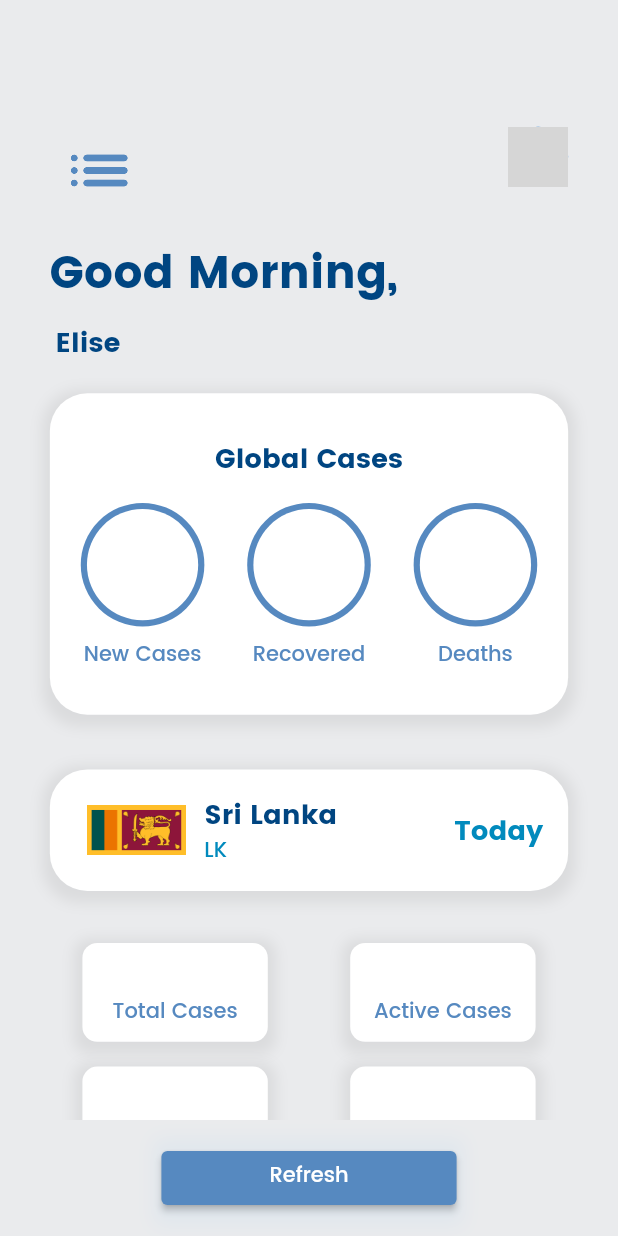
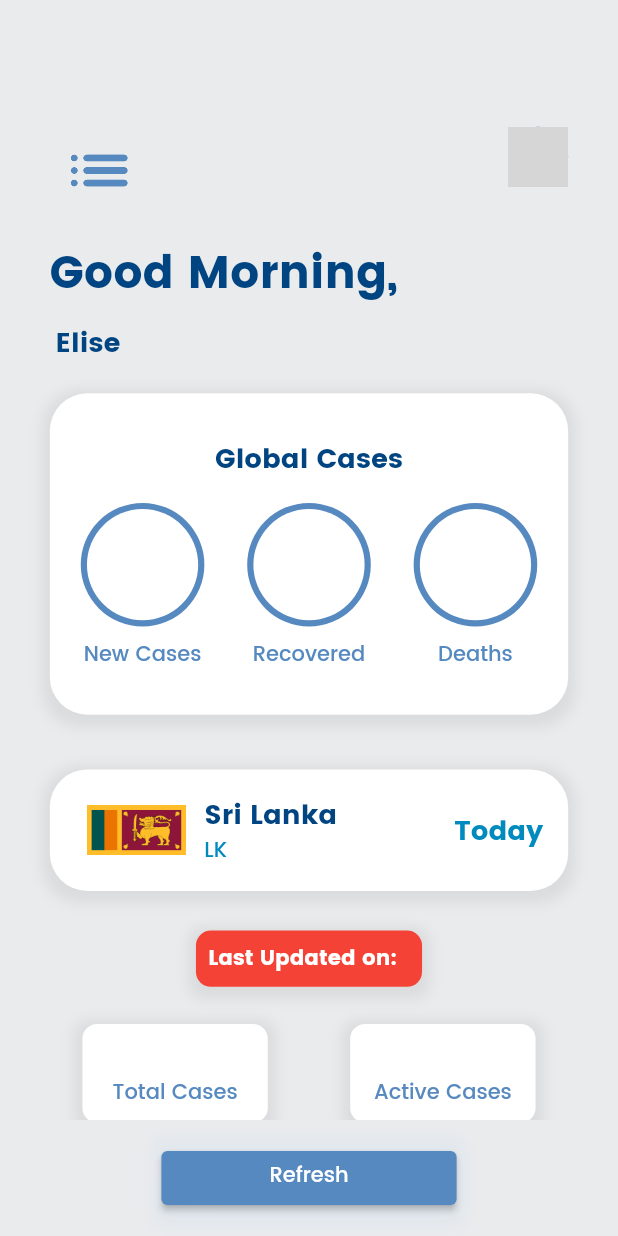
Before and after one commit to KanishaLiyanage/covid-now-lk-flutter, a Flutter app: the screen it shows after launch, on a phone screen of 412 x 824 dp. Run offline on Flutter 3.47's test engine with Material 2 defaults, Android fonts, the phone set to English and light mode, and no system bars; our stand-ins replace dio, geolocator; network calls fail; grey boxes are pictures that could not be loaded.

Commit message:
ui updated

```diff
--- a/lib/screens/home.dart
+++ b/lib/screens/home.dart
@@ -3,6 +3,7 @@ import 'package:dio/dio.dart';
 
 import '../widgets/globalCard.dart';
 import '../widgets/lkCard.dart';
+import '../widgets/updateTimeCard.dart';
 import '../widgets/localCard.dart';
 
 class HomeScreen extends StatefulWidget {
@@ -20,6 +21,7 @@ class _HomeScreenState extends State<HomeScreen> {
   var localActiveCases = "";
   var localNewCases = "";
   var localDeaths = "";
+  String upTime = "";
 
   var url = "https://www.hpb.health.gov.lk/api/get-current-statistical";
 
@@ -42,6 +44,7 @@ class _HomeScreenState extends State<HomeScreen> {
               response.data['data']['local_active_cases'].toString();
           localNewCases = response.data['data']['local_new_cases'].toString();
           localDeaths = response.data['data']['local_new_deaths'].toString();
+          upTime = response.data['data']['update_date_time'];
         });
 
         print(localNewCases);
@@ -176,6 +179,9 @@ class _HomeScreenState extends State<HomeScreen> {
                         globalDeaths: globalDeaths),
                     SizedBox(height: 0.02 * size.height),
                     const LKCard(),
+                    SizedBox(height: 0.02 * size.height),
+                    UpdatedTimeCard(updatedTime: upTime),
+                    //SizedBox(height: 0.02 * size.height),
                     LocalCasesCard(
                         localTotalCases: localTotalCases,
                         localNewCases: localNewCases,
--- /dev/null
+++ b/lib/widgets/updateTimeCard.dart
@@ -0,0 +1,43 @@
+import 'package:flutter/material.dart';
+
+class UpdatedTimeCard extends StatelessWidget {
+  String updatedTime = "";
+
+  UpdatedTimeCard({required this.updatedTime});
+
+  @override
+  Widget build(BuildContext context) {
+    Size size = MediaQuery.of(context).size;
+    return Container(
+      margin: EdgeInsets.symmetric(horizontal: 30),
+      padding: EdgeInsets.all(0.02 * size.width),
+      //LK today
+      child: Column(
+        children: [
+          Container(
+            child: Text(
+              "Last Updated on:  " + updatedTime,
+              style: TextStyle(
+                fontSize: 14,
+                fontWeight: FontWeight.bold,
+                color: Colors.white,
+              ),
+            ),
+          ), //date
+        ],
+      ),
+      decoration: BoxDecoration(
+        color: Colors.red,
+        borderRadius: BorderRadius.circular(10),
+        boxShadow: [
+          BoxShadow(
+            color: Colors.grey.withOpacity(0.2),
+            spreadRadius: 5,
+            blurRadius: 7,
+            offset: Offset(0, 3), // changes position of shadow
+          ),
+        ],
+      ),
+    );
+  }
+}
```
